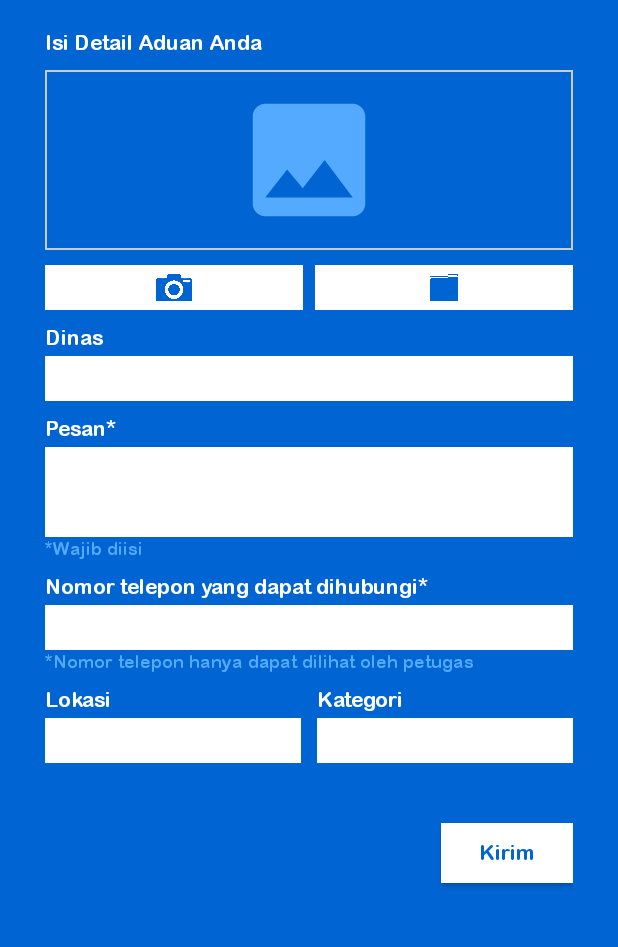
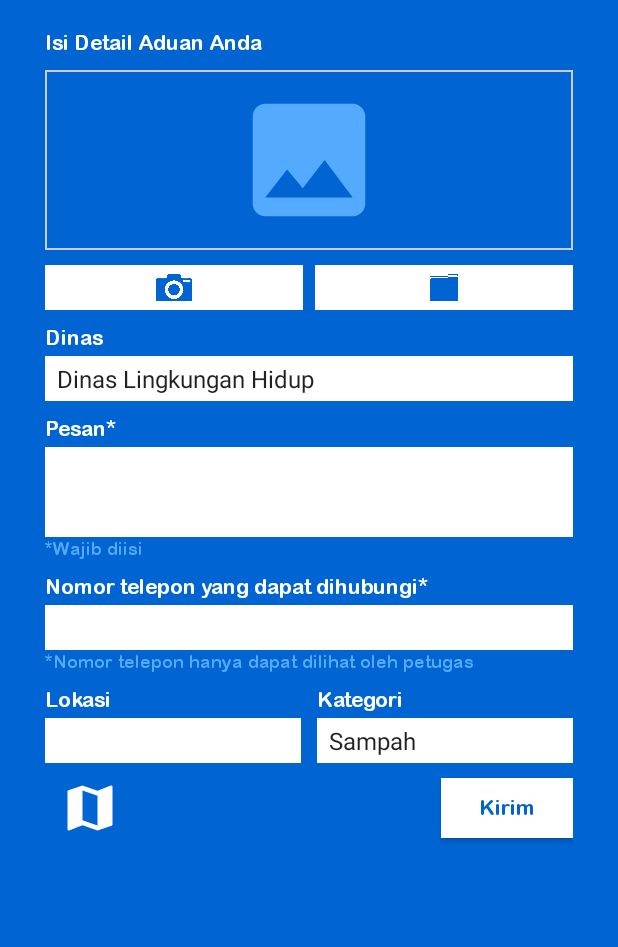
Before and after one commit to devrouw/E-Lapor_app, an Android app: the DetailAduanActivity screen opened directly, with no data from a screen before it, on a phone screen of 412 x 824 dp, the part 135-1082 px from its top. Run offline under Robolectric (Android 15) with nearby library versions, the phone set to English and light mode, and no system bars; our stand-ins replace Timber; pictures from the network do not load; 3 statements that could not run were skipped.

Commit message:
add maps tagging

```diff
--- a/app/build.gradle
+++ b/app/build.gradle
@@ -84,6 +84,12 @@ dependencies {
     //Log Dependencies
     implementation 'com.jakewharton.timber:timber:4.7.1'
 
+    //Maps
+    implementation 'com.mapbox.mapboxsdk:mapbox-android-plugin-places-v9:0.12.0'
+    implementation ('com.mapbox.mapboxsdk:mapbox-android-sdk:9.6.1'){
+        exclude group: 'group_name', module: 'module_name'
+    }
+
     testImplementation 'junit:junit:4.+'
     androidTestImplementation 'androidx.test.ext:junit:1.1.2'
     androidTestImplementation 'androidx.test.espresso:espresso-core:3.3.0'
--- a/app/src/main/java/com/lollipop/e_lapor/view/ui/DetailAduanActivity.kt
+++ b/app/src/main/java/com/lollipop/e_lapor/view/ui/DetailAduanActivity.kt
@@ -4,16 +4,18 @@ import android.annotation.SuppressLint
 import android.app.Activity
 import android.content.Intent
 import android.graphics.BitmapFactory
-import android.net.Uri
 import android.os.Bundle
 import android.os.Environment
 import android.provider.MediaStore
+import android.widget.ArrayAdapter
 import android.widget.Toast
 import androidx.appcompat.app.AppCompatActivity
 import androidx.core.content.FileProvider
 import androidx.lifecycle.ViewModelProvider
 import com.lollipop.e_lapor.databinding.ActivityDetailAduanBinding
 import com.lollipop.e_lapor.service.model.Aduan
+import com.lollipop.e_lapor.service.model.DinasData
+import com.lollipop.e_lapor.service.model.DinasResult
 import com.lollipop.e_lapor.util.Constant
 import com.lollipop.e_lapor.util.DateFormatLocale
 import com.lollipop.e_lapor.util.ResultOfNetwork
@@ -22,10 +24,12 @@ import com.lollipop.e_lapor.viewModel.MainViewModel
 import timber.log.Timber
 import java.io.File
 
+
 class DetailAduanActivity : AppCompatActivity() {
 
     val CAMERA_CODE = 10
     val GALLERY_CODE = 11
+    val LAUNCH_MAP_ACTIVITY = 100
 
     private lateinit var _binding: ActivityDetailAduanBinding
 
@@ -33,6 +37,8 @@ class DetailAduanActivity : AppCompatActivity() {
     private lateinit var _viewModel: MainViewModel
 
     private var _nik = ""
+    private var _lng = ""
+    private var _lat = ""
 
     private lateinit var filePhoto: File
     private val FILE_NAME = DateFormatLocale.getDateTimeNow()
@@ -59,17 +65,23 @@ class DetailAduanActivity : AppCompatActivity() {
                     "novi.jpg",
                     "${etPesan.text}",
                     "${etNotelp.text}",
-                    "111",
-                    "222",
-                    "Sampah",
-                    "1"
+                    _lng,
+                    _lat,
+                    spKategori.selectedItem.toString(),
+                    "${(spKategori.selectedItemPosition+1)}"
                 )
                 )
             }
+
+            ivMap.setOnClickListener {
+                startActivityForResult(Intent(this@DetailAduanActivity,MapActivity2::class.java),LAUNCH_MAP_ACTIVITY)
+            }
+
         }
 
         observableLiveData()
     }
+
 
     private fun openGalleryForImage() {
         val intent = Intent(Intent.ACTION_PICK)
@@ -118,6 +130,7 @@ class DetailAduanActivity : AppCompatActivity() {
         })
     }
 
+    @SuppressLint("SetTextI18n")
     override fun onActivityResult(requestCode: Int, resultCode: Int, data: Intent?) {
         super.onActivityResult(requestCode, resultCode, data)
         if(requestCode == CAMERA_CODE && resultCode == Activity.RESULT_OK){
@@ -129,7 +142,27 @@ class DetailAduanActivity : AppCompatActivity() {
             Timber.d("liat image ${data?.data}")
             _binding.ivImage.setImageURI(data?.data)
         }
+        if(requestCode == LAUNCH_MAP_ACTIVITY && resultCode == Activity.RESULT_OK){
+            _lng = data?.getStringExtra("lng").toString()
+            _lat = data?.getStringExtra("lat").toString()
+            _binding.etLokasi.setText("${_lat},\n${_lng}")
+        }
     }
+
+//    private fun isSuccessNetworkDinas(code: Int, data: List<DinasResult>?) {
+//        when (code) {
+//            Constant.Network.REQUEST_NOT_FOUND -> {
+//                Toast.makeText(this, "Gagal mengambil data", Toast.LENGTH_SHORT).show()
+//            }
+//            Constant.Network.REQUEST_SUCCESS -> {
+//                val adapter: ArrayAdapter<DinasResult> = ArrayAdapter<DinasResult>(
+//                    this,
+//                    android.R.layout.simple_spinner_item, data
+//                )
+//                _binding.spDinas.adapter = adapter
+//            }
+//        }
+//    }
 
     private fun isSuccessNetworkCallback(code: Int) {
         when (code) {
@@ -142,4 +175,5 @@ class DetailAduanActivity : AppCompatActivity() {
             }
         }
     }
+
 }
--- /dev/null
+++ b/app/src/main/res/drawable/ic_baseline_map_24.xml
@@ -0,0 +1,5 @@
+<vector android:height="24dp" android:tint="#FFFFFF"
+    android:viewportHeight="24" android:viewportWidth="24"
+    android:width="24dp" xmlns:android="http://schemas.android.com/apk/res/android">
+    <path android:fillColor="@android:color/white" android:pathData="M20.5,3l-0.16,0.03L15,5.1 9,3 3.36,4.9c-0.21,0.07 -0.36,0.25 -0.36,0.48V20.5c0,0.28 0.22,0.5 0.5,0.5l0.16,-0.03L9,18.9l6,2.1 5.64,-1.9c0.21,-0.07 0.36,-0.25 0.36,-0.48V3.5c0,-0.28 -0.22,-0.5 -0.5,-0.5zM15,19l-6,-2.11V5l6,2.11V19z"/>
+</vector>
--- a/app/src/main/res/layout/activity_detail_aduan.xml
+++ b/app/src/main/res/layout/activity_detail_aduan.xml
@@ -90,15 +90,15 @@
                 android:textColor="@color/white"
                 android:text="@string/txt_dinas"/>
 
-            <androidx.appcompat.widget.AppCompatEditText
+            <Spinner
                 android:id="@+id/sp_dinas"
                 android:layout_marginTop="4dp"
-                android:paddingStart="14dp"
                 android:fontFamily="@font/arlrdbd"
                 android:textColor="@color/blue_200"
                 android:layout_below="@id/tv_dinas"
                 android:layout_width="match_parent"
                 android:layout_height="30dp"
+                android:entries="@array/dinas"
                 android:background="@drawable/bg_white_square"/>
 
             <TextView
@@ -194,6 +194,9 @@
                         android:layout_marginTop="4dp"
                         android:layout_below="@id/tv_lokasi"
                         android:layout_width="match_parent"
+                        android:enabled="false"
+                        android:textSize="11sp"
+                        android:paddingHorizontal="10dp"
                         android:layout_height="30dp"
                         android:background="@drawable/bg_white_square"/>
 
@@ -213,23 +216,33 @@
                         android:textColor="@color/white"
                         android:text="@string/txt_kategori"/>
 
-                    <androidx.appcompat.widget.AppCompatEditText
+                    <Spinner
                         android:id="@+id/sp_kategori"
                         android:layout_marginTop="4dp"
                         android:layout_below="@id/tv_kategori"
                         android:layout_width="match_parent"
                         android:layout_height="30dp"
+                        android:entries="@array/kategori"
                         android:background="@drawable/bg_white_square"/>
                 </RelativeLayout>
             </LinearLayout>
         </RelativeLayout>
     </androidx.core.widget.NestedScrollView>
 
+    <ImageView
+        android:id="@+id/iv_map"
+        android:layout_width="60dp"
+        android:layout_height="40dp"
+        android:layout_marginTop="10dp"
+        android:src="@drawable/ic_baseline_map_24"
+        app:layout_constraintTop_toBottomOf="@id/sv_container"
+        app:layout_constraintStart_toStartOf="parent"/>
+
     <androidx.appcompat.widget.AppCompatButton
         android:id="@+id/bt_kirim"
         android:layout_width="wrap_content"
         android:layout_height="40dp"
-        android:layout_marginTop="40dp"
+        android:layout_marginTop="10dp"
         android:fontFamily="@font/arlrdbd"
         android:textColor="@color/blue_500"
         android:textAllCaps="false"
--- a/app/src/main/res/values/strings.xml
+++ b/app/src/main/res/values/strings.xml
@@ -41,4 +41,20 @@
         <item>Perempuan</item>
         <item>Laki-Laki</item>
     </string-array>
+    <string-array name="dinas">
+        <item>Dinas Lingkungan Hidup</item>
+    </string-array>
+    <string-array name="kategori">
+        <item>Sampah</item>
+        <item>Limbah</item>
+        <item>Kebakaran</item>
+        <item>Hutan</item>
+    </string-array>
+    <string name="user_location_permission_explanation">This app needs location permissions in order to show its functionality.</string>
+    <string name="user_location_permission_not_granted">You didn\'t grant location permissions.</string>
+    <string name="location_picker_place_name_result">Place name: %1$s</string>
+    <string name="location_picker_select_location_button_select">Pilih Lokasi</string>
+    <string name="location_picker_select_location_button_cancel">Batal</string>
+    <string name="move_map_instruction">Arahkan marker ke posisi yang diinginkan</string>
+    <string name="mapbox_access_token">pk.eyJ1IjoibmFkeWFpaHphOTgiLCJhIjoiY2tyNHE2bG1jMmE0aDJ1bzdiY2Z5andtbCJ9.3jFiViuEHeRuOF9BVSZclA</string>
 </resources>
--- a/gradle.properties
+++ b/gradle.properties
@@ -18,3 +18,4 @@ android.useAndroidX=true
 android.enableJetifier=true
 # Kotlin code style for this project: "official" or "obsolete":
 kotlin.code.style=official
+MAPBOX_DOWNLOADS_TOKEN=sk.eyJ1IjoibmFkeWFpaHphOTgiLCJhIjoiY2tyNHFucHdqMmg4cjJ3bng3dzljeGRrOCJ9.JBrAQLxuXmF2FQT3vgXf6w
```
Also changed, not shown: app/src/main/AndroidManifest.xml (+8 -0 lines), app/src/main/java/com/lollipop/e_lapor/repository/MainRepository.kt (+10 -4 lines), app/src/main/java/com/lollipop/e_lapor/service/model/DinasData.kt (added, +11 -0 lines), app/src/main/java/com/lollipop/e_lapor/service/model/DinasResult.kt (added, +11 -0 lines), app/src/main/java/com/lollipop/e_lapor/service/network/ShaNetwork.kt (+7 -0 lines), app/src/main/java/com/lollipop/e_lapor/view/ui/MapActivity.kt (+95 -1 lines), app/src/main/java/com/lollipop/e_lapor/view/ui/MapActivity2.java (added, +314 -0 lines), app/src/main/java/com/lollipop/e_lapor/viewModel/MainViewModel.kt (+32 -4 lines), app/src/main/res/layout/activity_map.xml (added, +28 -0 lines), build.gradle (+10 -0 lines), app/src/main/res/drawable/blue_marker.png (added), app/src/main/res/drawable/red_marker.png (added).
